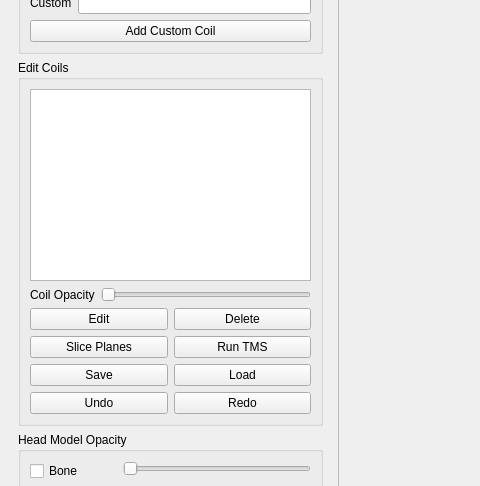
Above: src/bemfmm/gui/gui.ui from BEM-FMM-Team/bem-fmm-python before the change; both pictures show x 0 to 480 and y 192 to 678 of the 970 by 956 pixel window. Below: the same form after it.
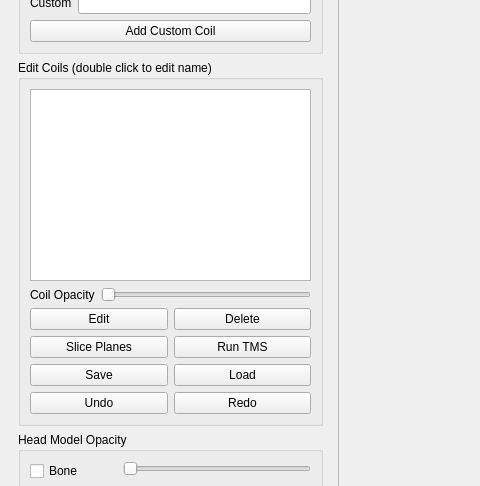
That is the form after the change.

Diff of the .ui file:
```diff
--- a/src/bemfmm/gui/gui.ui
+++ b/src/bemfmm/gui/gui.ui
@@ -123,7 +123,7 @@
           <item>
            <widget class="QGroupBox" name="groupBox_2">
             <property name="title">
-             <string>Edit Coils</string>
+             <string>Edit Coils (double click to edit name)</string>
             </property>
             <layout class="QVBoxLayout" name="verticalLayout_9">
              <item>
```
